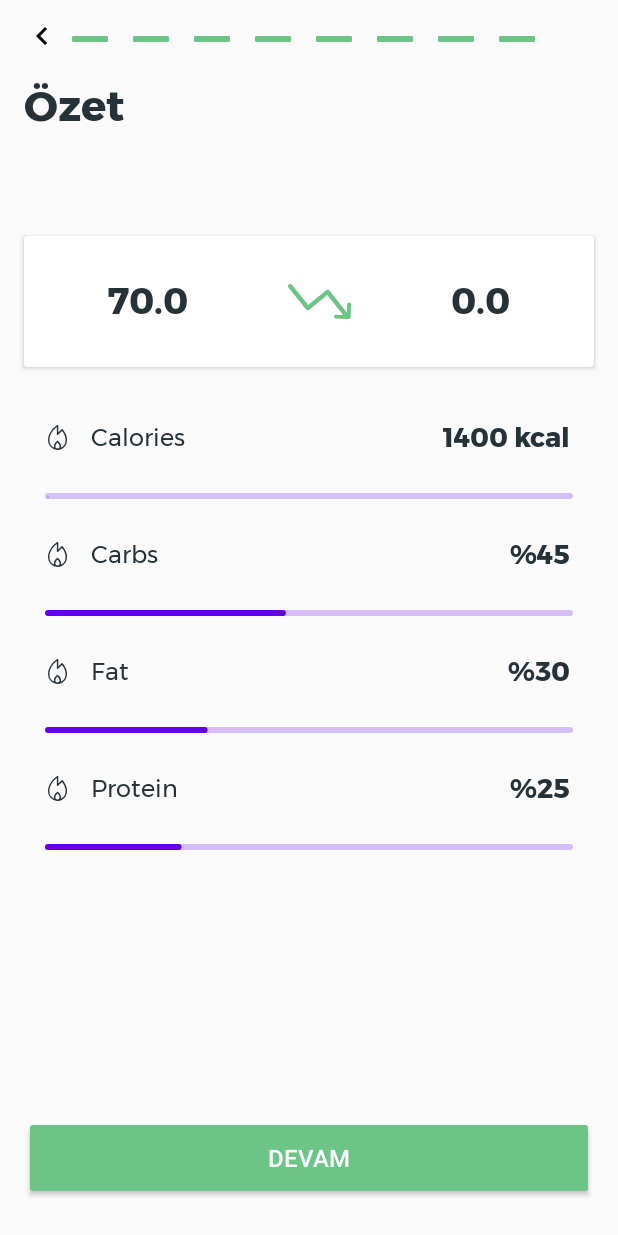
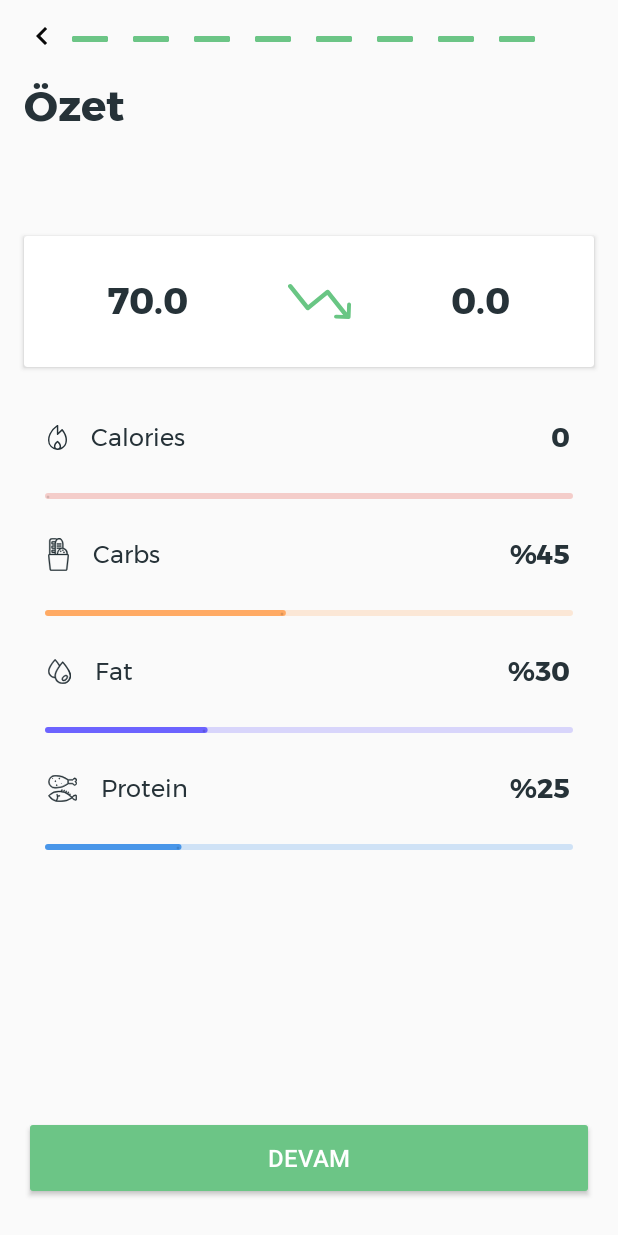
Before and after one commit to doganzekiye/PersonalDietAssistant, an Android app: the SummaryFragment screen opened through its navigation route, on a phone screen of 412 x 824 dp. Run offline under Robolectric (Android 15) with nearby library versions, the phone set to English and light mode, and no system bars; our stand-ins replace Room's generated code, data binding; 3 statements that could not run were skipped.

Commit message:
Added new items to string.xml and dimens.xml for hardcoded values in fragment_summary.xml, they replaced. Added new styles in themes.xml for slider coloring. fragment_summary.xml encapsulated in scrollview to better view.

```diff
--- a/app/src/main/res/layout/fragment_summary.xml
+++ b/app/src/main/res/layout/fragment_summary.xml
@@ -22,6 +22,18 @@
             app:layout_constraintStart_toStartOf="parent"
             app:layout_constraintTop_toTopOf="parent" />
 
+        <ScrollView
+            android:layout_width="@dimen/dp0"
+            android:layout_height="@dimen/dp0"
+            app:layout_constraintBottom_toTopOf="@id/btn_summaryAccept"
+            app:layout_constraintEnd_toEndOf="parent"
+            app:layout_constraintStart_toStartOf="parent"
+            app:layout_constraintTop_toBottomOf="@id/toolbar">
+
+            <androidx.constraintlayout.widget.ConstraintLayout
+                android:layout_width="match_parent"
+                android:layout_height="wrap_content">
+
                 <TextView
                     android:id="@+id/tv_summaryTitle"
                     style="@style/InfoTitle"
@@ -31,55 +43,54 @@
                     android:text="@string/info_summary_title"
                     app:layout_constraintEnd_toEndOf="parent"
                     app:layout_constraintStart_toStartOf="parent"
-            app:layout_constraintTop_toBottomOf="@id/toolbar" />
+                    app:layout_constraintTop_toTopOf="parent" />
 
                 <androidx.cardview.widget.CardView
                     android:id="@+id/cv_target"
-            android:background="@drawable/custom_gray_rounded_corners"
-            android:layout_marginHorizontal="@dimen/dp16"
                     android:layout_width="match_parent"
                     android:layout_height="wrap_content"
+                    android:layout_marginHorizontal="@dimen/dp16"
                     android:layout_marginTop="@dimen/dp64"
+                    android:background="@drawable/custom_gray_rounded_corners"
+                    app:layout_constraintEnd_toEndOf="parent"
                     app:layout_constraintStart_toStartOf="parent"
-            app:layout_constraintEnd_toEndOf="parent"
                     app:layout_constraintTop_toBottomOf="@id/tv_summaryTitle">
 
                     <androidx.constraintlayout.widget.ConstraintLayout
                         android:layout_width="match_parent"
-                android:layout_marginVertical="@dimen/dp24"
-                android:layout_height="wrap_content">
+                        android:layout_height="wrap_content"
+                        android:layout_marginVertical="@dimen/dp24">
 
                         <TextView
                             android:id="@+id/tv_startWeight"
-                    android:layout_marginStart="@dimen/dp56"
+                            style="@style/InfoSummaryTarget"
                             android:layout_width="wrap_content"
                             android:layout_height="wrap_content"
-                    style="@style/InfoSummaryTarget"
+                            android:layout_marginStart="@dimen/dp56"
+                            android:text="@{viewModel.user.weight +``}"
+                            app:layout_constraintBottom_toBottomOf="parent"
                             app:layout_constraintStart_toStartOf="parent"
-                    app:layout_constraintTop_toTopOf="parent"
-                    app:layout_constraintBottom_toBottomOf="parent"
-                    android:text="@{viewModel.user.weight +``}"
-                    tools:text="65.8"/>
+                            app:layout_constraintTop_toTopOf="parent" />
+
                         <ImageView
                             android:layout_width="wrap_content"
                             android:layout_height="wrap_content"
-                    app:layout_constraintTop_toTopOf="parent"
+                            android:src="@drawable/ic_decrease_arrow"
+                            app:layout_constraintBottom_toBottomOf="parent"
                             app:layout_constraintEnd_toStartOf="@id/tv_targetWeight"
                             app:layout_constraintStart_toEndOf="@id/tv_startWeight"
-                    app:layout_constraintBottom_toBottomOf="parent"
-                    android:src="@drawable/ic_decrease_arrow"/>
+                            app:layout_constraintTop_toTopOf="parent" />
 
                         <TextView
-                    android:layout_marginEnd="@dimen/dp56"
                             android:id="@+id/tv_targetWeight"
+                            style="@style/InfoSummaryTarget"
                             android:layout_width="wrap_content"
                             android:layout_height="wrap_content"
-                    style="@style/InfoSummaryTarget"
+                            android:layout_marginEnd="@dimen/dp56"
+                            android:text="@{viewModel.user.targetWeight +``}"
+                            app:layout_constraintBottom_toBottomOf="parent"
                             app:layout_constraintEnd_toEndOf="parent"
-                    app:layout_constraintTop_toTopOf="parent"
-                    app:layout_constraintBottom_toBottomOf="parent"
-                    android:text="@{viewModel.user.targetWeight +``}"
-                    tools:text="55.8"/>
+                            app:layout_constraintTop_toTopOf="parent"/>
 
                     </androidx.constraintlayout.widget.ConstraintLayout>
 
@@ -95,7 +106,7 @@
                     app:layout_constraintStart_toStartOf="parent"
                     app:layout_constraintTop_toBottomOf="@id/cv_target">
 
-
+                    <!-- Cal start -->
                     <androidx.constraintlayout.widget.ConstraintLayout
                         android:id="@+id/cl_calories"
                         android:layout_width="match_parent"
@@ -120,7 +131,7 @@
                             android:layout_width="wrap_content"
                             android:layout_height="wrap_content"
                             android:layout_marginStart="@dimen/dp16"
-                    android:text="Calories"
+                            android:text="@string/calories_text"
                             app:layout_constraintBottom_toBottomOf="parent"
                             app:layout_constraintStart_toEndOf="@+id/iv_calories"
                             app:layout_constraintTop_toTopOf="parent" />
@@ -130,7 +141,7 @@
                             android:layout_width="wrap_content"
                             android:layout_height="wrap_content"
                             android:layout_marginEnd="@dimen/dp16"
-                    android:text="1400 kcal"
+                            android:text="@{viewModel.user.recommendedCal+``}"
                             app:layout_constraintBottom_toBottomOf="parent"
                             app:layout_constraintEnd_toEndOf="parent"
                             app:layout_constraintTop_toTopOf="parent" />
@@ -141,16 +152,18 @@
                         android:id="@+id/sliderCalories"
                         android:layout_width="match_parent"
                         android:layout_height="wrap_content"
-                android:value="@{viewModel.recommendedCal}"
-                android:valueFrom="0"
-                android:valueTo="@{viewModel.recommendedCal+100}"
-                app:haloColor="@color/red"
+                        android:theme="@style/PdaSliderCal"
+                        android:value="@{viewModel.user.recommendedCal}"
+                        android:valueFrom="@dimen/ratioZero"
+                        android:valueTo="@{viewModel.user.recommendedCal+100}"
                         app:layout_constraintEnd_toEndOf="parent"
-                app:layout_constraintHorizontal_bias="0.0"
                         app:layout_constraintStart_toStartOf="parent"
                         app:layout_constraintTop_toBottomOf="@id/cl_calories"
-                app:thumbRadius="0dp" />
+                        app:thumbRadius="@dimen/dp0" />
+                    <!-- Cal end -->
 
+
+                    <!-- Carbs start -->
                     <androidx.constraintlayout.widget.ConstraintLayout
                         android:id="@+id/cl_carbs"
                         android:layout_width="match_parent"
@@ -164,7 +177,7 @@
                             android:layout_width="wrap_content"
                             android:layout_height="wrap_content"
                             android:layout_marginStart="@dimen/dp16"
-                    android:src="@drawable/ic_calories"
+                            android:src="@drawable/ic_carbs"
                             app:layout_constraintBottom_toBottomOf="parent"
                             app:layout_constraintStart_toStartOf="parent"
                             app:layout_constraintTop_toTopOf="parent" />
@@ -175,7 +188,7 @@
                             android:layout_width="wrap_content"
                             android:layout_height="wrap_content"
                             android:layout_marginStart="@dimen/dp16"
-                    android:text="Carbs"
+                            android:text="@string/carbs_text"
                             app:layout_constraintBottom_toBottomOf="parent"
                             app:layout_constraintStart_toEndOf="@+id/iv_carbs"
                             app:layout_constraintTop_toTopOf="parent" />
@@ -185,7 +198,7 @@
                             android:layout_width="wrap_content"
                             android:layout_height="wrap_content"
                             android:layout_marginEnd="@dimen/dp16"
-                    android:text="%45"
+                            android:text="@string/carbs_ratio"
                             app:layout_constraintBottom_toBottomOf="parent"
                             app:layout_constraintEnd_toEndOf="parent"
                             app:layout_constraintTop_toTopOf="parent" />
@@ -196,15 +209,17 @@
                         android:id="@+id/sliderCarbs"
                         android:layout_width="match_parent"
                         android:layout_height="wrap_content"
+                        android:theme="@style/PdaSliderCarbs"
                         android:value="@dimen/ratioCarbs"
-                android:valueFrom="0"
+                        android:valueFrom="@dimen/ratioZero"
                         android:valueTo="@dimen/ratioTotal"
-                app:haloColor="@color/orange"
                         app:layout_constraintEnd_toEndOf="parent"
                         app:layout_constraintStart_toStartOf="parent"
                         app:layout_constraintTop_toBottomOf="@id/cl_carbs"
-                app:thumbRadius="0dp" />
+                        app:thumbRadius="@dimen/dp0" />
+                    <!-- Carbs end -->
 
+                    <!-- Fat start -->
                     <androidx.constraintlayout.widget.ConstraintLayout
                         android:id="@+id/cl_fat"
                         android:layout_width="match_parent"
@@ -218,7 +233,7 @@
                             android:layout_width="wrap_content"
                             android:layout_height="wrap_content"
                             android:layout_marginStart="@dimen/dp16"
-                    android:src="@drawable/ic_calories"
+                            android:src="@drawable/ic_fat"
                             app:layout_constraintBottom_toBottomOf="parent"
                             app:layout_constraintStart_toStartOf="parent"
                             app:layout_constraintTop_toTopOf="parent" />
@@ -229,7 +244,7 @@
                             android:layout_width="wrap_content"
                             android:layout_height="wrap_content"
                             android:layout_marginStart="@dimen/dp16"
-                    android:text="Fat"
+                            android:text="@string/fat_text"
                             app:layout_constraintBottom_toBottomOf="parent"
                             app:layout_constraintStart_toEndOf="@+id/iv_fat"
                             app:layout_constraintTop_toTopOf="parent" />
@@ -239,27 +254,28 @@
                             android:layout_width="wrap_content"
                             android:layout_height="wrap_content"
                             android:layout_marginEnd="@dimen/dp16"
-                    android:text="%30"
+                            android:text="@string/fat_ratio"
                             app:layout_constraintBottom_toBottomOf="parent"
                             app:layout_constraintEnd_toEndOf="parent"
                             app:layout_constraintTop_toTopOf="parent" />
 
                     </androidx.constraintlayout.widget.ConstraintLayout>
 
-
                     <com.google.android.material.slider.Slider
                         android:id="@+id/sliderFat"
                         android:layout_width="match_parent"
                         android:layout_height="wrap_content"
+                        android:theme="@style/PdaSliderFat"
                         android:value="@dimen/ratioFat"
-                android:valueFrom="0"
+                        android:valueFrom="@dimen/ratioZero"
                         android:valueTo="@dimen/ratioTotal"
-                app:haloColor="@color/purple"
                         app:layout_constraintEnd_toEndOf="parent"
                         app:layout_constraintStart_toStartOf="parent"
                         app:layout_constraintTop_toBottomOf="@id/cl_fat"
-                app:thumbRadius="0dp" />
+                        app:thumbRadius="@dimen/dp0" />
+                    <!-- Fat end -->
 
+                    <!-- Protein start -->
                     <androidx.constraintlayout.widget.ConstraintLayout
                         android:id="@+id/cl_protein"
                         android:layout_width="match_parent"
@@ -273,7 +289,7 @@
                             android:layout_width="wrap_content"
                             android:layout_height="wrap_content"
                             android:layout_marginStart="@dimen/dp16"
-                    android:src="@drawable/ic_calories"
+                            android:src="@drawable/ic_protein"
                             app:layout_constraintBottom_toBottomOf="parent"
                             app:layout_constraintStart_toStartOf="parent"
                             app:layout_constraintTop_toTopOf="parent" />
@@ -284,7 +300,7 @@
                             android:layout_width="wrap_content"
                             android:layout_height="wrap_content"
                             android:layout_marginStart="@dimen/dp16"
-                    android:text="Protein"
+                            android:text="@string/protein_text"
                             app:layout_constraintBottom_toBottomOf="parent"
                             app:layout_constraintStart_toEndOf="@+id/iv_protein"
                             app:layout_constraintTop_toTopOf="parent" />
@@ -294,7 +310,7 @@
                             android:layout_width="wrap_content"
                             android:layout_height="wrap_content"
                             android:layout_marginEnd="@dimen/dp16"
-                    android:text="%25"
+                            android:text="@string/protein_ratio"
                             app:layout_constraintBottom_toBottomOf="parent"
                             app:layout_constraintEnd_toEndOf="parent"
                             app:layout_constraintTop_toTopOf="parent" />
@@ -305,17 +321,20 @@
                         android:id="@+id/sliderProtein"
                         android:layout_width="match_parent"
                         android:layout_height="wrap_content"
+                        android:theme="@style/PdaSliderProtein"
                         android:value="@dimen/ratioProtein"
-                android:valueFrom="0"
+                        android:valueFrom="@dimen/ratioZero"
                         android:valueTo="@dimen/ratioTotal"
-                app:haloColor="@color/blue"
                         app:layout_constraintBottom_toBottomOf="parent"
                         app:layout_constraintEnd_toEndOf="parent"
                         app:layout_constraintStart_toStartOf="parent"
                         app:layout_constraintTop_toBottomOf="@id/cl_protein"
-                app:thumbRadius="0dp" />
+                        app:thumbRadius="@dimen/dp0" />
+                    <!-- Protein end -->
+                </androidx.constraintlayout.widget.ConstraintLayout>
             </androidx.constraintlayout.widget.ConstraintLayout>
 
+        </ScrollView>
 
         <Button
             android:id="@+id/btn_summaryAccept"
--- a/app/src/main/res/values/dimens.xml
+++ b/app/src/main/res/values/dimens.xml
@@ -17,6 +17,7 @@
     <dimen name="ratioProtein">25</dimen>
     <dimen name="ratioFat">30</dimen>
     <dimen name="ratioTotal">100</dimen>
+    <dimen name="ratioZero">0</dimen>
 
 
     <dimen name="buttonHeight">56dp</dimen>
--- a/app/src/main/res/values/strings.xml
+++ b/app/src/main/res/values/strings.xml
@@ -34,6 +34,14 @@
     <string name="info_name_et">Kullanıcı adınızı yazınız.</string>,
     <string name="info_desc_tv">Bu bilgileri hesaplamak ve size günlük kişiselleştirilmiş öneriler sunmak için kullanıyoruz.</string>
 
+    <string name="protein_text">Protein</string>
+    <string name="protein_ratio">%25</string>
+    <string name="fat_text">Fat</string>
+    <string name="fat_ratio">%30</string>
+    <string name="carbs_text">Carbs</string>
+    <string name="carbs_ratio">%45</string>
+    <string name="calories_text">Calories</string>
+
     <!-- Info model fields -->
     <string name="screen_info_plan_1_title">Kilo Verme</string>
     <string name="screen_info_plan_2_title">Kilo Alma</string>
--- a/app/src/main/res/values/themes.xml
+++ b/app/src/main/res/values/themes.xml
@@ -129,4 +129,20 @@
 
     ////////////////////////////////////////////////////////////////////
 
+    <style name="PdaSliderCal" parent="Widget.MaterialComponents.Slider">
+        <item name="colorPrimary">@color/red</item>
+    </style>
+
+    <style name="PdaSliderCarbs" parent="Widget.MaterialComponents.Slider">
+        <item name="colorPrimary">@color/orange</item>
+    </style>
+
+    <style name="PdaSliderFat" parent="Widget.MaterialComponents.Slider">
+        <item name="colorPrimary">@color/purple</item>
+    </style>
+
+    <style name="PdaSliderProtein" parent="Widget.MaterialComponents.Slider">
+        <item name="colorPrimary">@color/blue</item>
+    </style>
+
 </resources>
```
Lines whose indentation alone changed are shown as unchanged.
